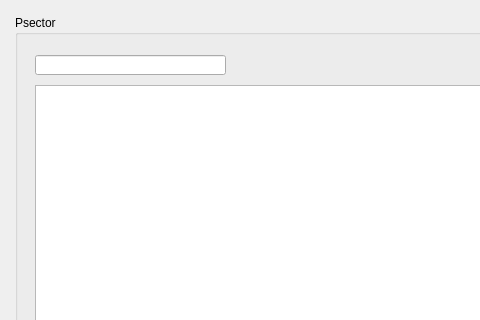
This is search/ui/list_items.ui in Giswater/giswater_qgis_plugin as Qt 5 draws it before an edit; both pictures show x 0 to 480 and y 0 to 320 of the 619 by 544 pixel window. The edited form follows.
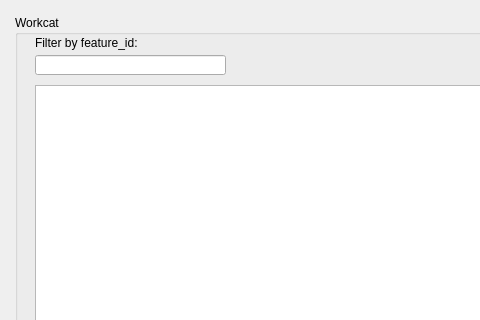
This is the edited form.

What changed in the file:
```diff
--- a/search/ui/list_items.ui
+++ b/search/ui/list_items.ui
@@ -23,7 +23,7 @@
     </rect>
    </property>
    <property name="title">
-    <string>Psector</string>
+    <string>Workcat</string>
    </property>
    <widget class="QTableView" name="tbl_psm">
     <property name="geometry">
@@ -48,6 +48,19 @@
      </rect>
     </property>
    </widget>
+   <widget class="QLabel" name="label">
+    <property name="geometry">
+     <rect>
+      <x>20</x>
+      <y>20</y>
+      <width>111</width>
+      <height>16</height>
+     </rect>
+    </property>
+    <property name="text">
+     <string>Filter by feature_id:</string>
+    </property>
+   </widget>
   </widget>
   <widget class="QPushButton" name="btn_cancel">
    <property name="geometry">
```
